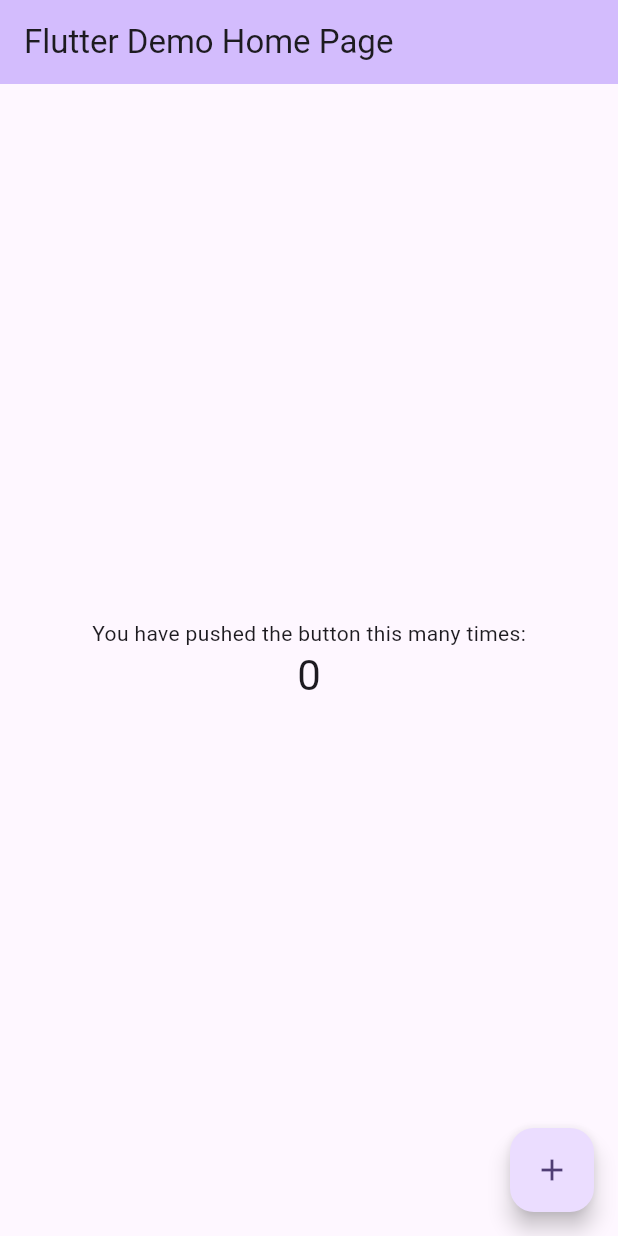
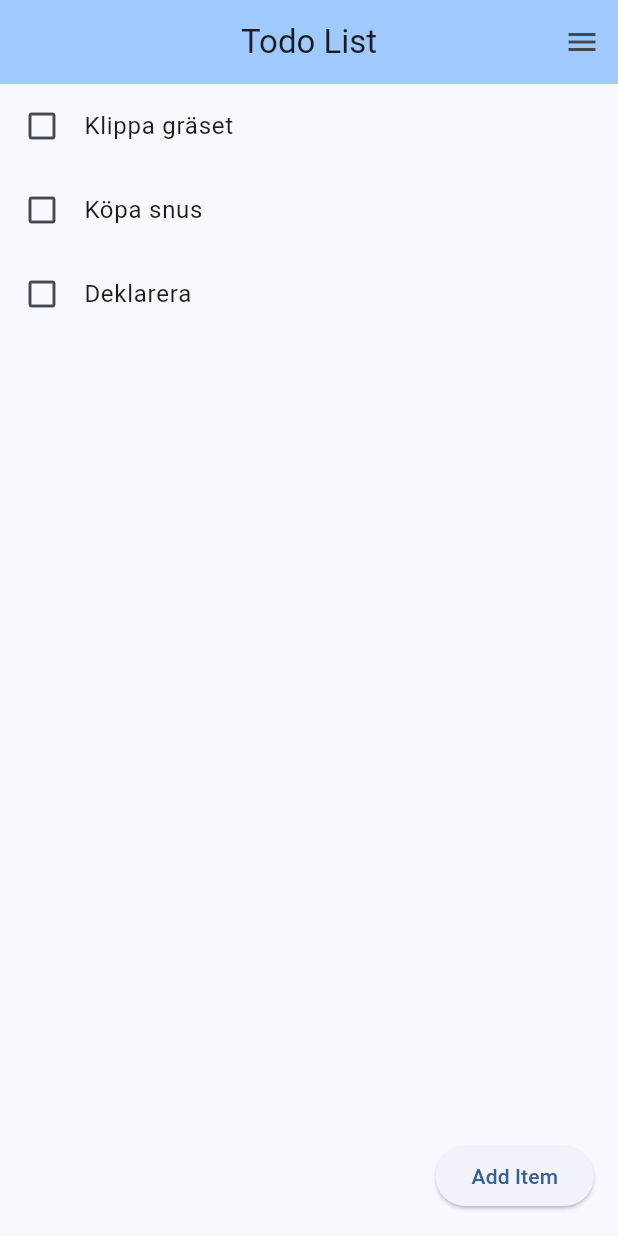
Before and after one commit to gu-tig333-ht23/gussteko, a Flutter app: the screen it shows after launch, on a phone screen of 412 x 824 dp. Run offline on Flutter 3.47's test engine with Material 2 defaults, Android fonts, the phone set to English and light mode, and no system bars.

Commit message:
Enkel UI
Enkel UI, funktion för att byta sida till där man kan lägga till nya att-göra rader.

```diff
--- a/lib/main.dart
+++ b/lib/main.dart
@@ -1,125 +1,133 @@
 import 'package:flutter/material.dart';
 
 void main() {
-  runApp(const MyApp());
+  runApp(const TodoApp());
 }
 
-class MyApp extends StatelessWidget {
-  const MyApp({super.key});
-
-  // This widget is the root of your application.
+class TodoApp extends StatelessWidget {
+  const TodoApp({super.key});
   @override
   Widget build(BuildContext context) {
     return MaterialApp(
-      title: 'Flutter Demo',
+      title: 'Todo List',
       theme: ThemeData(
-        // This is the theme of your application.
-        //
-        // TRY THIS: Try running your application with "flutter run". You'll see
-        // the application has a blue toolbar. Then, without quitting the app,
-        // try changing the seedColor in the colorScheme below to Colors.green
-        // and then invoke "hot reload" (save your changes or press the "hot
-        // reload" button in a Flutter-supported IDE, or press "r" if you used
-        // the command line to start the app).
-        //
-        // Notice that the counter didn't reset back to zero; the application
-        // state is not lost during the reload. To reset the state, use hot
-        // restart instead.
-        //
-        // This works for code too, not just values: Most code changes can be
-        // tested with just a hot reload.
-        colorScheme: ColorScheme.fromSeed(seedColor: Colors.deepPurple),
+        colorScheme: ColorScheme.fromSeed(seedColor: Colors.blue),
         useMaterial3: true,
       ),
-      home: const MyHomePage(title: 'Flutter Demo Home Page'),
+      home: const ListPage(title: 'Todo Listpage'),
+      debugShowCheckedModeBanner: false,
     );
   }
 }
 
-class MyHomePage extends StatefulWidget {
-  const MyHomePage({super.key, required this.title});
-
-  // This widget is the home page of your application. It is stateful, meaning
-  // that it has a State object (defined below) that contains fields that affect
-  // how it looks.
-
-  // This class is the configuration for the state. It holds the values (in this
-  // case the title) provided by the parent (in this case the App widget) and
-  // used by the build method of the State. Fields in a Widget subclass are
-  // always marked "final".
-
+class ListPage extends StatelessWidget {
+  const ListPage({super.key, required this.title});
   final String title;
 
   @override
-  State<MyHomePage> createState() => _MyHomePageState();
+  Widget build(BuildContext context) {
+    return Scaffold(
+        appBar: AppBar(
+          centerTitle: true,
+          backgroundColor: Theme.of(context).colorScheme.inversePrimary,
+          title: const Text('Todo List'),
+          actions: [
+            IconButton(
+              onPressed: () {},
+              icon: const Icon(Icons.menu),
+            ),
+          ],
+        ),
+        body: ListView(
+          children: const <Widget>[
+            ListTile(
+              leading: Icon(Icons.check_box_outline_blank),
+              title: Text('Klippa gräset'),
+            ),
+            ListTile(
+              leading: Icon(Icons.check_box_outline_blank),
+              title: Text('Köpa snus'),
+            ),
+            ListTile(
+              leading: Icon(Icons.check_box_outline_blank),
+              title: Text('Deklarera'),
+            ),
+          ],
+        ),
+        floatingActionButton: ElevatedButton(
+          onPressed: () {
+            Navigator.push(
+              context,
+              MaterialPageRoute(builder: (context) => const AddPage()),
+            );
+          },
+          child: const Text('Add Item'),
+        ));
+  }
 }
 
-class _MyHomePageState extends State<MyHomePage> {
-  int _counter = 0;
-
-  void _incrementCounter() {
-    setState(() {
-      // This call to setState tells the Flutter framework that something has
-      // changed in this State, which causes it to rerun the build method below
-      // so that the display can reflect the updated values. If we changed
-      // _counter without calling setState(), then the build method would not be
-      // called again, and so nothing would appear to happen.
-      _counter++;
-    });
-  }
+class AddPage extends StatelessWidget {
+  const AddPage({super.key});
 
   @override
   Widget build(BuildContext context) {
-    // This method is rerun every time setState is called, for instance as done
-    // by the _incrementCounter method above.
-    //
-    // The Flutter framework has been optimized to make rerunning build methods
-    // fast, so that you can just rebuild anything that needs updating rather
-    // than having to individually change instances of widgets.
     return Scaffold(
       appBar: AppBar(
-        // TRY THIS: Try changing the color here to a specific color (to
-        // Colors.amber, perhaps?) and trigger a hot reload to see the AppBar
-        // change color while the other colors stay the same.
+        centerTitle: true,
         backgroundColor: Theme.of(context).colorScheme.inversePrimary,
-        // Here we take the value from the MyHomePage object that was created by
-        // the App.build method, and use it to set our appbar title.
-        title: Text(widget.title),
+        title: const Text('Add Item'),
+        actions: [
+          IconButton(
+            onPressed: () {},
+            icon: const Icon(Icons.menu),
+          ),
+        ],
       ),
       body: Center(
-        // Center is a layout widget. It takes a single child and positions it
-        // in the middle of the parent.
-        child: Column(
-          // Column is also a layout widget. It takes a list of children and
-          // arranges them vertically. By default, it sizes itself to fit its
-          // children horizontally, and tries to be as tall as its parent.
-          //
-          // Column has various properties to control how it sizes itself and
-          // how it positions its children. Here we use mainAxisAlignment to
-          // center the children vertically; the main axis here is the vertical
-          // axis because Columns are vertical (the cross axis would be
-          // horizontal).
-          //
-          // TRY THIS: Invoke "debug painting" (choose the "Toggle Debug Paint"
-          // action in the IDE, or press "p" in the console), to see the
-          // wireframe for each widget.
-          mainAxisAlignment: MainAxisAlignment.center,
-          children: <Widget>[
-            const Text(
-              'You have pushed the button this many times:',
-            ),
-            Text(
-              '$_counter',
-              style: Theme.of(context).textTheme.headlineMedium,
+          child: TextField(
+        decoration: InputDecoration(
+            border: OutlineInputBorder(), hintText: 'Enter your todo item'),
+      )),
+      floatingActionButton: ElevatedButton(
+        onPressed: () {
+          Navigator.pop(context);
+        },
+        child: const Text('Add Item'),
+      ),
+    );
+  }
+}
+
+
+/*
+
+  @override
+  Widget build(BuildContext context) {
+    return Scaffold(
+        appBar: AppBar(
+          centerTitle: true,
+          backgroundColor: Theme.of(context).colorScheme.inversePrimary,
+          title: const Text('Add Item'),
+          actions: [
+            IconButton(
+              onPressed: () {},
+              icon: const Icon(Icons.menu),
             ),
           ],
         ),
-      ),
-      floatingActionButton: FloatingActionButton(
-        onPressed: _incrementCounter,
-        tooltip: 'Increment',
-        child: const Icon(Icons.add),
-      ), // This trailing comma makes auto-formatting nicer for build methods.
-    );
+        body: Center(
+
+            child: TextField(
+          decoration: InputDecoration(
+              border: OutlineInputBorder(), hintText: 'Enter your todo item'),
+        )),
+        floatingActionButton: ElevatedButton(
+          onPressed: () {
+            Navigator.pop(context);
+          },
+          child: const Text('Go back'),
+        ));
   }
 }
+
+*/
```
Also changed, not shown: pubspec.lock.
